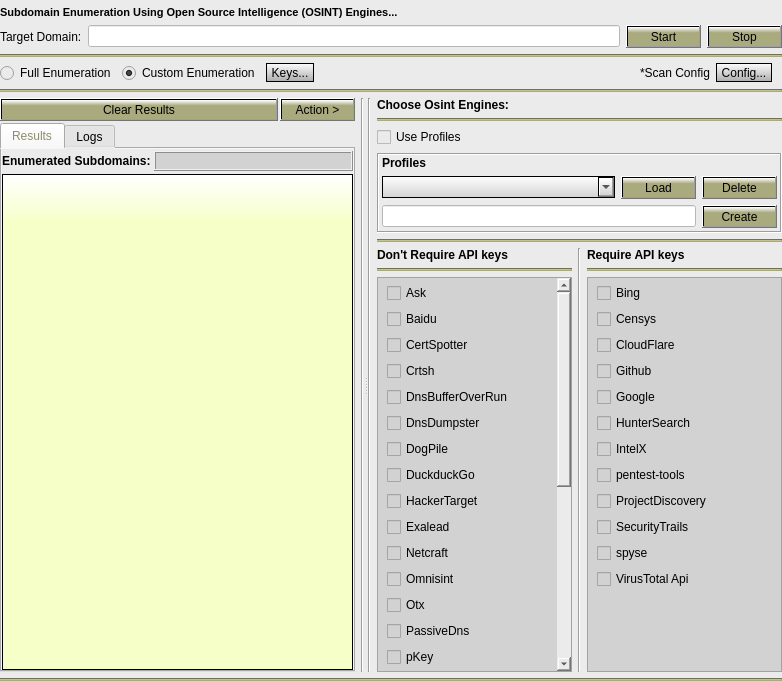
First picture: the form in Gui/src/OsintTab/Osint.ui, repository 3nock/OTE, before the edit.
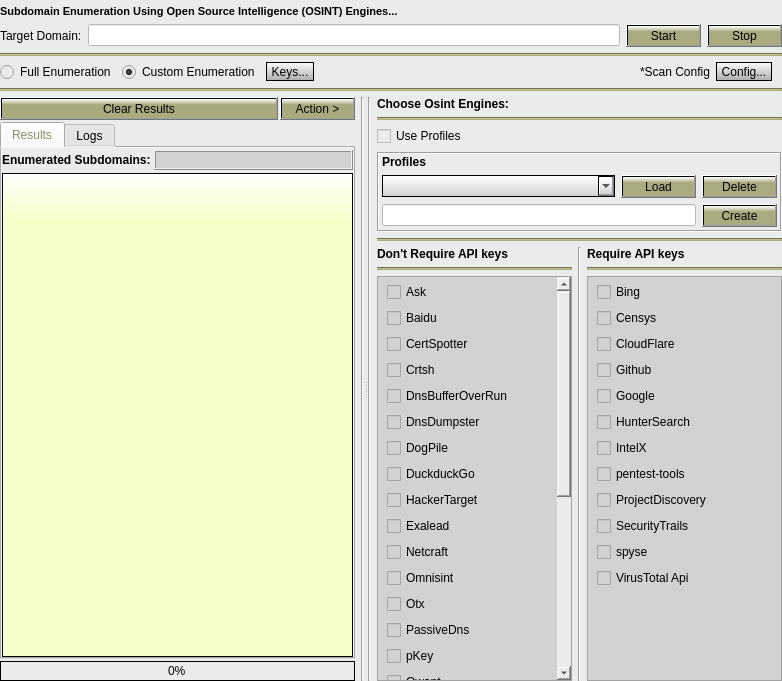
Second picture: the form after the edit.

Commit message: implemented progress Bar for scans

What changed in the file:
```diff
--- a/Gui/src/OsintTab/Osint.ui
+++ b/Gui/src/OsintTab/Osint.ui
@@ -17,12 +17,12 @@
    <string notr="true">background-color: rgb(235, 235, 235);
 </string>
   </property>
-  <layout class="QVBoxLayout" name="verticalLayout_17">
+  <layout class="QVBoxLayout" name="verticalLayout_15">
    <property name="leftMargin">
     <number>0</number>
    </property>
    <property name="topMargin">
-    <number>6</number>
+    <number>5</number>
    </property>
    <property name="rightMargin">
     <number>0</number>
@@ -251,8 +251,6 @@
     </layout>
    </item>
    <item>
-    <layout class="QVBoxLayout" name="verticalLayout_15">
-     <item>
       <widget class="QSplitter" name="splitter">
        <property name="orientation">
         <enum>Qt::Horizontal</enum>
@@ -540,6 +538,36 @@
              </widget>
             </widget>
            </item>
+         <item>
+          <widget class="QProgressBar" name="progressBar">
+           <property name="minimumSize">
+            <size>
+             <width>0</width>
+             <height>20</height>
+            </size>
+           </property>
+           <property name="maximumSize">
+            <size>
+             <width>16777215</width>
+             <height>20</height>
+            </size>
+           </property>
+           <property name="styleSheet">
+            <string notr="true">QProgressBar::chunk {
+    background-color: qlineargradient(x1: 0, y1: 0, x2: 0, y2: 1, stop: 0 white, stop: 0.3 rgb(170, 170, 127));
+}
+
+QProgressBar {
+    border: 1px solid black;
+    /*border-radius: 5px;*/
+    text-align: center;
+}</string>
+           </property>
+           <property name="value">
+            <number>0</number>
+           </property>
+          </widget>
+         </item>
           </layout>
          </item>
          <item>
@@ -868,7 +896,7 @@
                      <rect>
                       <x>0</x>
                       <y>0</y>
-                      <width>163</width>
+                    <width>164</width>
                       <height>654</height>
                      </rect>
                     </property>
@@ -1305,18 +1333,6 @@
         </layout>
        </widget>
       </widget>
-     </item>
-     <item>
-      <widget class="Line" name="line_8">
-       <property name="styleSheet">
-        <string notr="true">background-color: rgb(170, 170, 127);</string>
-       </property>
-       <property name="orientation">
-        <enum>Qt::Horizontal</enum>
-       </property>
-      </widget>
-     </item>
-    </layout>
    </item>
   </layout>
  </widget>
```
Lines whose indentation alone changed are shown as unchanged. The commit also changes 16 other files.
